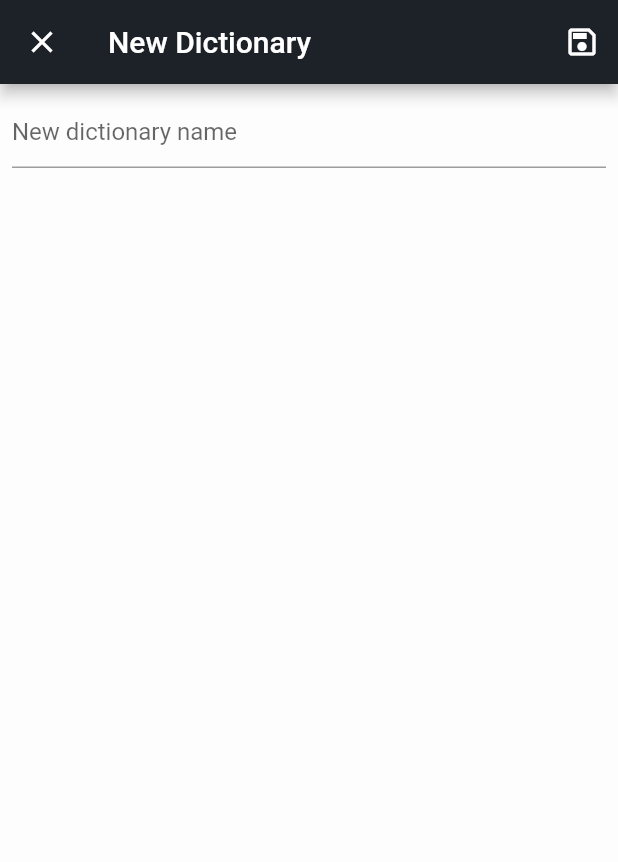
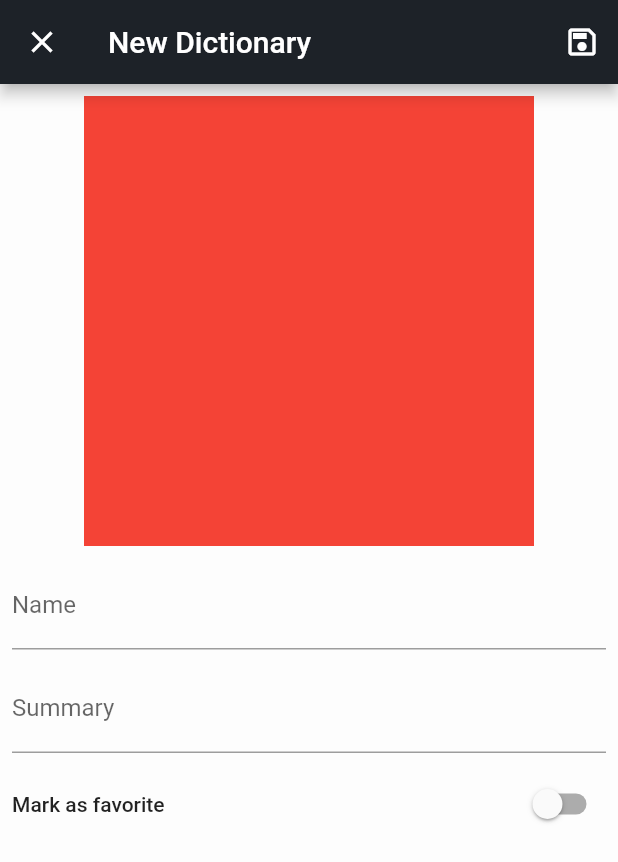
Before and after one commit to TheHolyDenier/applesolutely, a Flutter app: the screen it shows after launch, after a tap on the "add" icon, on a phone screen of 412 x 824 dp. Shown: the top 862 px of the screen. Run offline on Flutter 3.47's test engine with Material 2 defaults, Android fonts, the phone set to English and light mode, and no system bars; our stand-ins replace hive, hive_flutter; accounts and stored records are empty.

Commit message:
better form

```diff
--- a/lib/screens/dictionary_form_widget.dart
+++ b/lib/screens/dictionary_form_widget.dart
@@ -15,30 +15,37 @@ class DictionaryFormScreen extends StatefulWidget {
 
 class _DictionaryFormScreenState extends State<DictionaryFormScreen> {
   final _formKey = GlobalKey<FormState>();
-  final _dictionaryController = TextEditingController();
-
+  final _dictionaryNameController = TextEditingController();
+  final _dictionarySummaryController = TextEditingController();
+  bool _isFavorite = false;
   @override
   Widget build(BuildContext context) {
     return SafeArea(
       child: Scaffold(
-        appBar: AppBar(title: Text('New Dictionary'), actions: [
+        appBar: AppBar(title: const Text('New Dictionary'), actions: [
           IconButton(
             onPressed: () {
               if (_formKey.currentState!.validate()) {
-                widget.callback(_dictionaryController.text.trim());
+                widget.callback(_dictionaryNameController.text.trim());
               }
             },
             icon: const Icon(Icons.save_outlined),
           ),
         ]),
-        body: Container(
+        body: SingleChildScrollView(
+          child: Container(
             padding: const EdgeInsets.all(8.0),
             child: Form(
               key: _formKey,
               child: Column(
                 children: <Widget>[
-                Expanded(
-                  child: TextFormField(
+                  Container(
+                      decoration: const BoxDecoration(color: Colors.red),
+                      height: 300,
+                      width: 300),
+                  //TODO: BUTTONS TO UPLOAD IMAGE
+                  const SizedBox(height: 10),
+                  TextFormField(
                     validator: (value) {
                       if (value == null || value.isEmpty) {
                         return 'Please enter some text';
@@ -52,12 +59,37 @@ class _DictionaryFormScreenState extends State<DictionaryFormScreen> {
                       }
                       return null;
                     },
-                    controller: _dictionaryController,
-                    decoration:
-                        const InputDecoration(hintText: 'New dictionary name'),
+                    controller: _dictionaryNameController,
+                    decoration: const InputDecoration(
+                        hintText: 'It', labelText: 'Name'),
+                  ),
+                  const SizedBox(height: 10),
+                  TextFormField(
+                    controller: _dictionarySummaryController,
+                    decoration: const InputDecoration(
+                      hintText: 'Written by SKing',
+                      labelText: 'Summary',
                     ),
                   ),
+                  const SizedBox(height: 10),
+                  Row(
+                    mainAxisAlignment: MainAxisAlignment.spaceBetween,
+                    children: [
+                      Text(
+                        'Mark as favorite',
+                        style: Theme.of(context).textTheme.bodyText1,
+                      ),
+                      Switch(
+                        value: _isFavorite,
+                        onChanged: (bool value) {
+                          _isFavorite = value;
+                          setState(() {});
+                        },
+                      )
                     ],
+                  )
+                ],
+              ),
             ),
           ),
         ),
```
Lines whose indentation alone changed are shown as unchanged.
